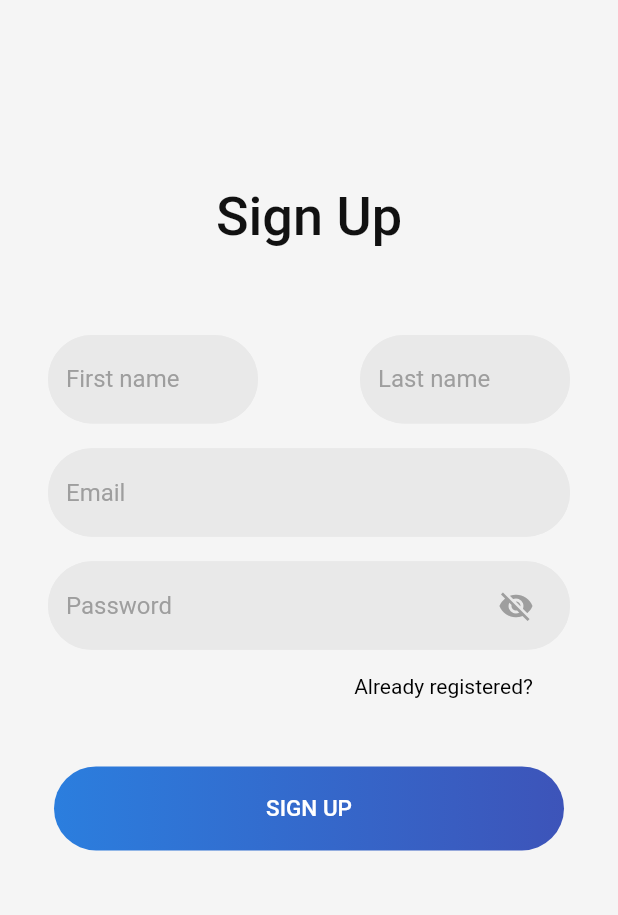
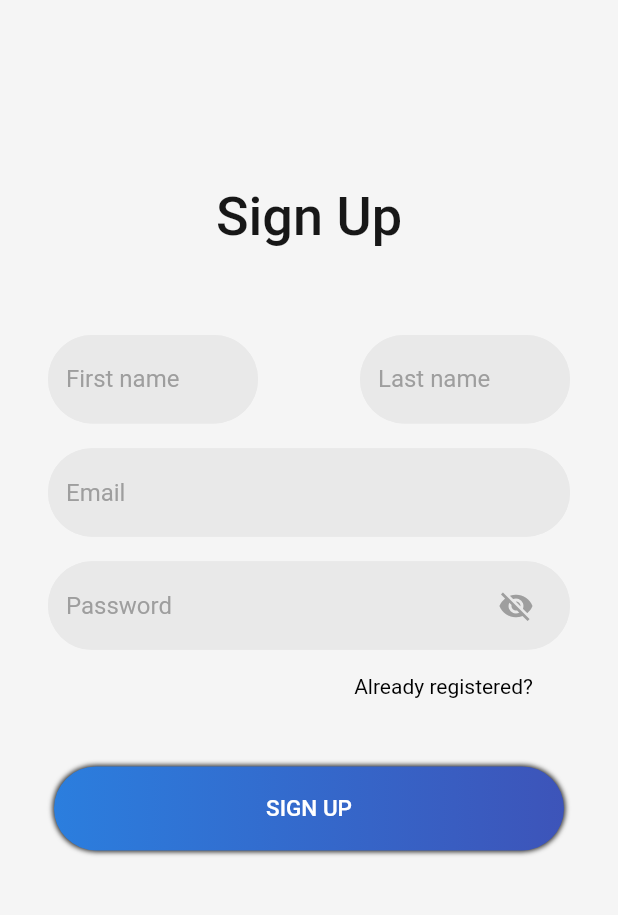
Before and after one commit to victorhmacfer/retrieval_practice, a Flutter app: the screen it shows after launch, after a tap on "SIGN UP", on a phone screen of 412 x 824 dp, the part 234-1149 px from its top. Run offline on Flutter 3.47's test engine with Material 2 defaults, Android fonts, the phone set to English and light mode, and no system bars; our stand-ins replace cloud_firestore, firebase_auth, rxdart, sembast; accounts and stored records are empty.

Commit message:
shadow for blue pill button

```diff
--- a/lib/custom_widgets/pill_button.dart
+++ b/lib/custom_widgets/pill_button.dart
@@ -114,11 +114,9 @@ class AccentPillButton extends StatelessWidget {
     return Padding(
       padding: const EdgeInsets.all(4.0),
       child: Container(
-          height: 56,
-          //width: 264,
+        height: 56,
           decoration: BoxDecoration(
-            //boxShadow: [BoxShadow(blurRadius: 2, offset: Offset(2, 2), color: Colors.grey[600])],
-            //TODO: CHANGE THIS TO A RADIAL GRADIENT !
+            boxShadow: [BoxShadow(blurRadius: 2, spreadRadius: 1, color: Color.fromARGB(255, 50, 50, 50))],
             gradient: LinearGradient(colors: [
               Color(0xFF2B7EDE),
               Color(0xFF3D54B9),
--- a/lib/screens/signup_screen.dart
+++ b/lib/screens/signup_screen.dart
@@ -56,7 +56,7 @@ class SignUpScreen extends StatelessWidget {
                   child: Text(
                     'Sign Up',
                     style: TextStyle(
-                        color: appBlack,
+                        color: Color.fromRGBO(23, 23, 23, 1),
                         fontSize: 36,
                         fontWeight: FontWeight.w500),
                   ),
```
Also changed, not shown: 1 other file.
